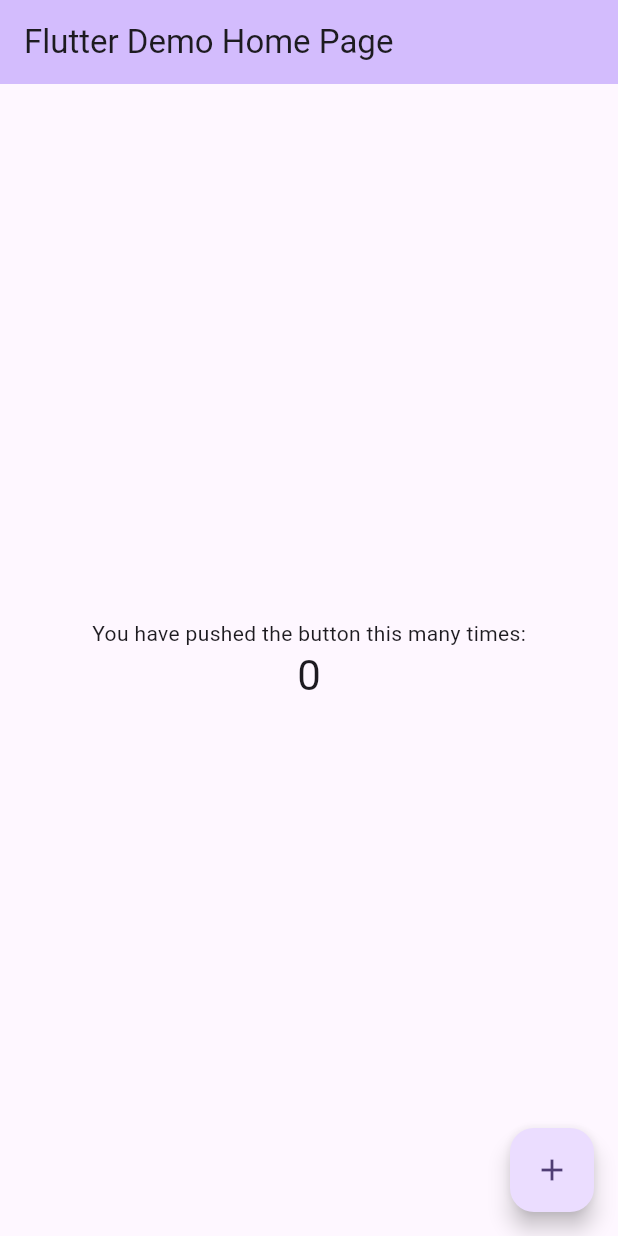
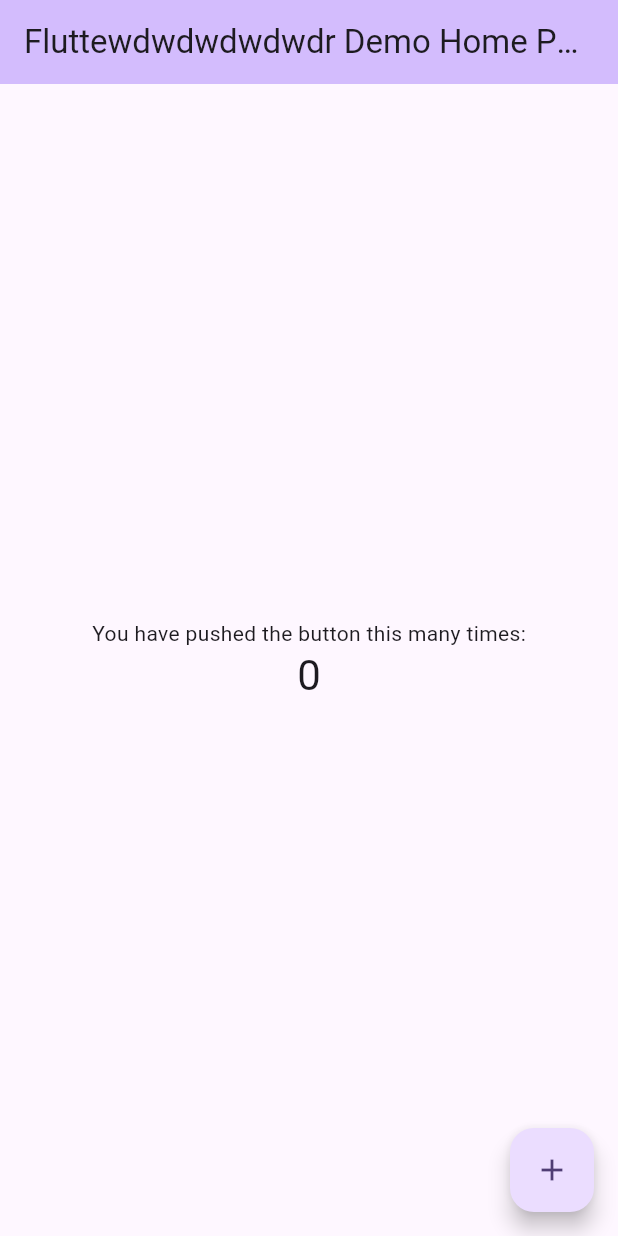
Before and after one commit to Tranlong291003/wallpaper, a Flutter app: the screen it shows after launch, on a phone screen of 412 x 824 dp. Run offline on Flutter 3.47's test engine with Material 3 defaults, Android fonts, the phone set to English and light mode, and no system bars.

Commit message:
khonog cos gi

```diff
--- a/lib/main.dart
+++ b/lib/main.dart
@@ -31,7 +31,7 @@ class MyApp extends StatelessWidget {
         colorScheme: ColorScheme.fromSeed(seedColor: Colors.deepPurple),
         useMaterial3: true,
       ),
-      home: const MyHomePage(title: 'Flutter Demo Home Page'),
+      home: const MyHomePage(title: 'Fluttewdwdwdwdwdr Demo Home Page'),
     );
   }
 }
```
